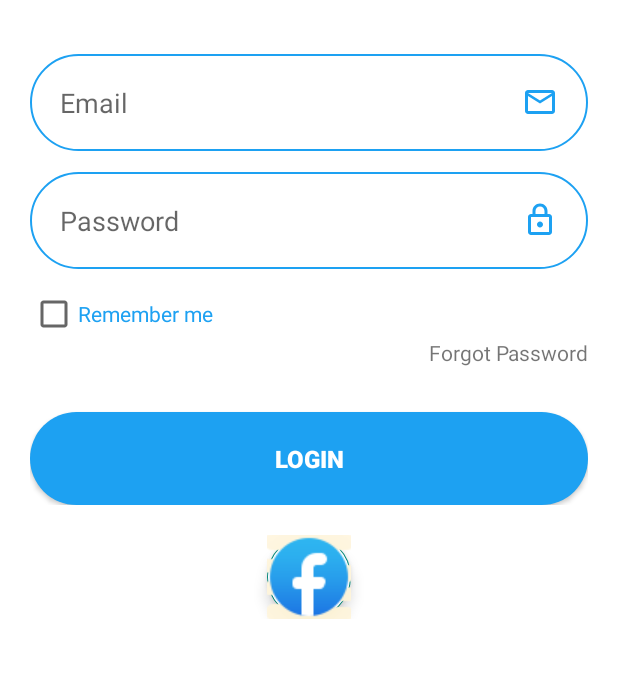
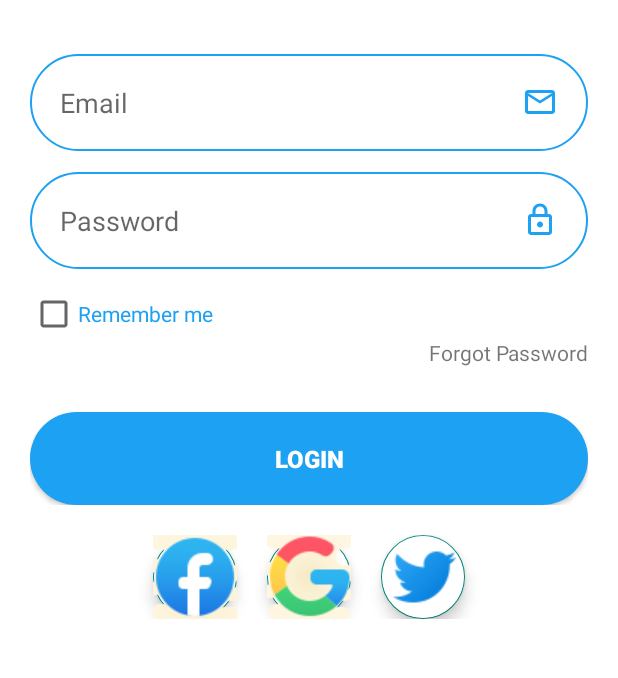
Before and after one commit to himynameismoose/LoginRegister, an Android app: the screen it shows after launch (MainActivity), on a phone screen of 412 x 824 dp, the part 414-1092 px from its top. Run offline under Robolectric (Android 15) with nearby library versions, the phone set to English and light mode, and no system bars.

Commit message:
Fix floating buttons

```diff
--- a/app/src/main/res/layout-v23/login.xml
+++ /dev/null
@@ -1,143 +0,0 @@
-<?xml version="1.0" encoding="utf-8"?>
-<LinearLayout xmlns:android="http://schemas.android.com/apk/res/android"
-    xmlns:app="http://schemas.android.com/apk/res-auto"
-    xmlns:tools="http://schemas.android.com/tools"
-    android:layout_width="match_parent"
-    android:layout_height="match_parent"
-    android:orientation="vertical"
-    android:weightSum="4"
-    android:background="@color/blue"
-    tools:context=".MainActivity">
-
-    <LinearLayout
-        android:layout_width="match_parent"
-        android:layout_height="0dp"
-        android:layout_weight="1"
-        android:gravity="center">
-
-        <ImageView
-            android:layout_height="150dp"
-            android:layout_width="150dp"
-            android:src="@drawable/profile"
-            android:contentDescription="@string/profile" />
-
-    </LinearLayout>
-
-    <LinearLayout
-        android:layout_width="match_parent"
-        android:layout_height="0dp"
-        android:layout_weight="3"
-        android:orientation="vertical"
-        android:paddingHorizontal="10dp"
-        android:background="@drawable/bg">
-
-        <LinearLayout
-            android:layout_width="match_parent"
-            android:layout_height="wrap_content"
-            android:orientation="horizontal"
-            android:layout_marginBottom="16dp"
-            android:layout_marginTop="16dp">
-
-            <Button
-                android:layout_width="0dp"
-                android:layout_weight="1"
-                android:layout_height="wrap_content"
-                android:text="@string/login"
-                android:textColor="@color/white"
-                android:textStyle="bold"
-                android:id="@+id/login"
-                android:background="@drawable/fillbtn"
-                android:layout_marginStart="10dp"
-                android:layout_marginEnd="-20dp"
-                style="?android:attr/buttonBarButtonStyle" />
-
-            <Button
-                android:layout_width="0dp"
-                android:layout_weight="1"
-                android:layout_height="wrap_content"
-                android:text="@string/register"
-                android:textColor="@color/blue"
-                android:textStyle="bold"
-                android:background="@drawable/btnbg"
-                android:id="@+id/register"
-                android:layout_marginStart="-20dp"
-                android:layout_marginEnd="10dp"
-                style="?android:attr/buttonBarButtonStyle" />
-        </LinearLayout>
-
-        <LinearLayout
-            android:layout_width="match_parent"
-            android:layout_height="wrap_content"
-            android:paddingTop="20dp"
-            android:paddingHorizontal="10dp"
-            android:orientation="vertical">
-
-            <EditText
-                android:layout_width="match_parent"
-                android:layout_height="wrap_content"
-                android:hint="@string/email"
-                android:background="@drawable/btnbg"
-                android:inputType="textEmailAddress"
-                android:padding="20dp"
-                android:drawableEnd="@drawable/ic_outline_email_24"
-                android:importantForAutofill="no" />
-
-            <EditText
-                android:layout_width="match_parent"
-                android:layout_height="wrap_content"
-                android:hint="@string/password"
-                android:background="@drawable/btnbg"
-                android:inputType="textPassword"
-                android:padding="20dp"
-                android:layout_marginTop="14dp"
-                android:drawableEnd="@drawable/ic_outline_lock_24"
-                android:importantForAutofill="no" />
-
-            <CheckBox
-                android:layout_width="match_parent"
-                android:layout_height="wrap_content"
-                android:text="@string/remember_me"
-                android:layout_marginTop="14dp"
-                android:textColor="@color/blue" />
-
-            <TextView
-                android:layout_width="match_parent"
-                android:layout_height="wrap_content"
-                android:text="@string/forgot_password"
-                android:gravity="end"/>
-
-            <Button
-                android:layout_width="match_parent"
-                android:layout_height="wrap_content"
-                android:text="@string/login"
-                android:background="@drawable/fillbtn"
-                android:textColor="@color/white"
-                android:textStyle="bold"
-                android:textSize="16sp"
-                android:padding="20dp"
-                android:layout_marginTop="30dp" />
-
-        </LinearLayout>
-
-        <LinearLayout
-            android:layout_width="match_parent"
-            android:layout_height="wrap_content"
-            android:gravity="center_horizontal"
-            android:orientation="horizontal"
-            android:layout_marginTop="20dp">
-
-            <com.google.android.material.floatingactionbutton.FloatingActionButton
-                android:layout_height="wrap_content"
-                android:layout_width="wrap_content"
-                android:backgroundTint="@color/white"
-                android:foreground="@drawable/icons8_facebook_64"
-                android:foregroundGravity="center"
-                android:contentDescription="facebook" />
-        </LinearLayout>
-
-
-    </LinearLayout>
-
-
-
-</LinearLayout>
--- a/app/src/main/res/layout/login.xml
+++ b/app/src/main/res/layout/login.xml
@@ -1,18 +1,13 @@
 <?xml version="1.0" encoding="utf-8"?>
-<ScrollView xmlns:android="http://schemas.android.com/apk/res/android"
+<LinearLayout xmlns:android="http://schemas.android.com/apk/res/android"
     xmlns:app="http://schemas.android.com/apk/res-auto"
     xmlns:tools="http://schemas.android.com/tools"
     android:layout_width="match_parent"
     android:layout_height="match_parent"
-    android:fillViewport="true"
-    tools:context=".MainActivity">
-
-    <LinearLayout
-        android:layout_width="match_parent"
-        android:layout_height="wrap_content"
+    android:orientation="vertical"
     android:weightSum="4"
     android:background="@color/blue"
-        android:orientation="vertical">
+    tools:context=".MainActivity">
 
     <LinearLayout
         android:layout_width="match_parent"
@@ -127,7 +122,7 @@
         <LinearLayout
             android:layout_width="match_parent"
             android:layout_height="wrap_content"
-                android:gravity="center_horizontal"
+            android:gravity="center"
             android:orientation="horizontal"
             android:layout_marginTop="20dp">
 
@@ -136,8 +131,7 @@
                 android:layout_width="wrap_content"
                 android:backgroundTint="@color/white"
                 android:foreground="@drawable/icons8_facebook_64"
-                    android:foregroundGravity="center"
-                    android:contentDescription="@string/facebook" />
+                android:foregroundGravity="center"/>
 
             <com.google.android.material.floatingactionbutton.FloatingActionButton
                 android:layout_height="wrap_content"
@@ -145,22 +139,18 @@
                 android:backgroundTint="@color/white"
                 android:layout_marginHorizontal="20dp"
                 android:foreground="@drawable/icons8_google_64"
-                    android:foregroundGravity="center"
-                    android:contentDescription="@string/facebook" />
+                android:foregroundGravity="center"/>
 
             <com.google.android.material.floatingactionbutton.FloatingActionButton
                 android:layout_height="wrap_content"
                 android:layout_width="wrap_content"
                 android:backgroundTint="@color/white"
                 android:foreground="@drawable/icons8_twitter_48"
-                    android:foregroundGravity="center"
-                    android:contentDescription="@string/facebook" />
-
-            </LinearLayout>
+                android:foregroundGravity="center"/>
 
 
         </LinearLayout>
 
     </LinearLayout>
 
-</ScrollView>
+</LinearLayout>
--- a/app/src/main/res/values/strings.xml
+++ b/app/src/main/res/values/strings.xml
@@ -7,5 +7,4 @@
     <string name="password">Password</string>
     <string name="remember_me">Remember me</string>
     <string name="forgot_password">Forgot Password</string>
-    <string name="facebook">facebook</string>
 </resources>
```
Lines whose indentation alone changed are shown as unchanged.
